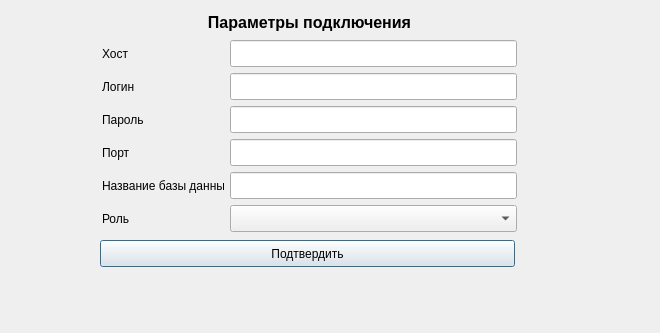
First picture: the form in connection.ui, repository Knigan/DB3, before the edit.
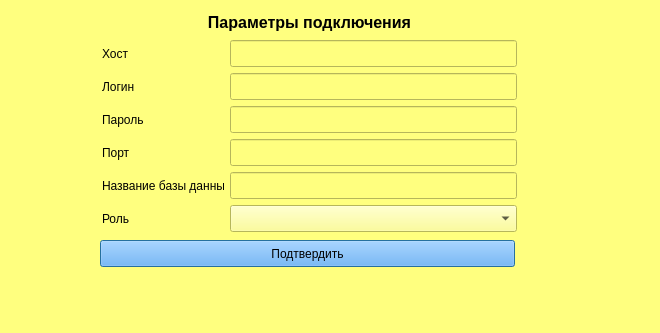
Second picture: the form after the edit.

```diff
--- a/connection.ui
+++ b/connection.ui
@@ -13,6 +13,9 @@
   <property name="windowTitle">
    <string>Dialog</string>
   </property>
+  <property name="styleSheet">
+   <string notr="true">background-color: rgb(255, 255, 127);</string>
+  </property>
   <widget class="QLineEdit" name="DBNameLineEdit">
    <property name="geometry">
     <rect>
@@ -61,6 +64,9 @@
      <height>27</height>
     </rect>
    </property>
+   <property name="styleSheet">
+    <string notr="true">background-color: rgb(85, 170, 255);</string>
+   </property>
    <property name="text">
     <string>Подтвердить</string>
    </property>
@@ -87,6 +93,7 @@
    <property name="font">
     <font>
      <pointsize>12</pointsize>
+     <weight>75</weight>
      <bold>true</bold>
     </font>
    </property>
```
